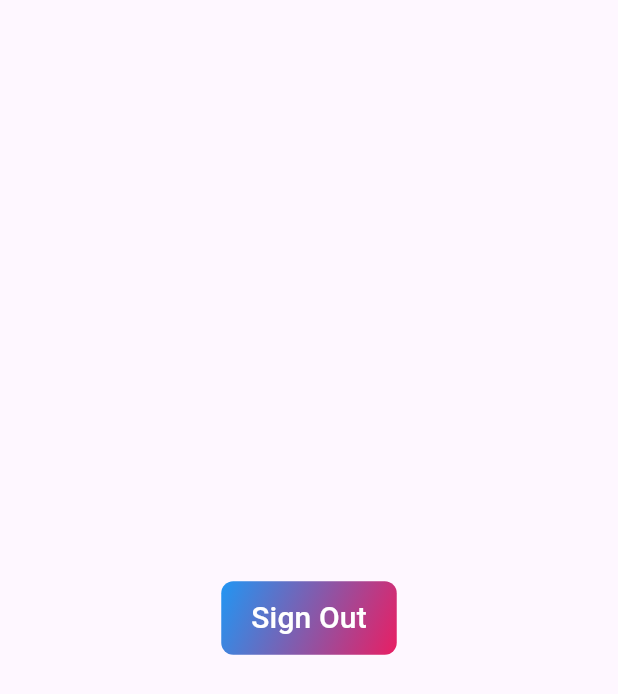
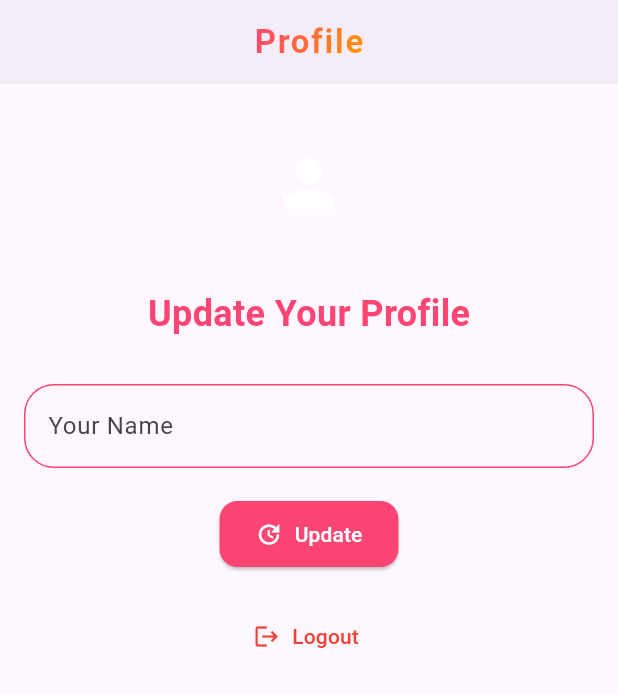
Before and after one commit to ashishexee/women-safety-application, a Flutter app: the ProfilePage screen opened directly, on a phone screen of 412 x 824 dp. Shown: the top 694 px of the screen. Run offline on Flutter 3.47's test engine with Material 3 defaults, Android fonts, the phone set to English and light mode, and no system bars; our stand-ins replace carousel_slider, cloud_firestore, firebase_auth, firebase_core, firebase_storage, flutter_contacts and 11 more; missing offline and left inert: background_sms, flutter_background_service, shake, telephony; accounts and stored records are empty; statements that could not run were skipped.

Commit message:
Profile page added

```diff
--- a/lib/child/bottom_pages.dart/profile_page.dart
+++ b/lib/child/bottom_pages.dart/profile_page.dart
@@ -1,37 +1,158 @@
+import 'package:cloud_firestore/cloud_firestore.dart';
 import 'package:firebase_auth/firebase_auth.dart';
 import 'package:flutter/material.dart';
-import 'package:woman_safety_app/constants/constants.dart';
+import 'package:woman_safety_app/components/custom_textfield.dart';
+import 'package:woman_safety_app/constants/constants.dart' as constants;
 import 'package:woman_safety_app/login_page.dart';
 
-class ProfilePage extends StatelessWidget {
+class ProfilePage extends StatefulWidget {
   const ProfilePage({super.key});
+
+  @override
+  State<ProfilePage> createState() => _ProfilePageState();
+}
+
+class _ProfilePageState extends State<ProfilePage> {
+  final TextEditingController _controller = TextEditingController();
+  String? id;
+
+  getname() async {
+    await FirebaseFirestore.instance
+        .collection('users')
+        .where('id', isEqualTo: FirebaseAuth.instance.currentUser!.uid)
+        .get()
+        .then((value) {
+          _controller.text = value.docs.first['name'];
+          id = value.docs.first['id'];
+        });
+  }
+
+  @override
+  void initState() {
+    getname();
+    super.initState();
+  }
 
   @override
   Widget build(BuildContext context) {
     return Scaffold(
-      body: Center(
-        child: TextButton(
-          onPressed: () async {
-            try {
-              await FirebaseAuth.instance.signOut();
-              gotopushandremove(context, LoginPage());
-            } catch (e) {
-              showFlutterToast('Could not sign out');
-            }
-          },
-          child: Container(
-            decoration: BoxDecoration(
-              gradient: LinearGradient(
-                colors: [Colors.blue, Colors.pink],
+      appBar: AppBar(
+        elevation: 2,
+        centerTitle: true,
+        backgroundColor: Colors.transparent,
+        title: ShaderMask(
+          shaderCallback:
+              (bounds) => LinearGradient(
+                colors: [themecolor, Colors.orange],
                 begin: Alignment.topLeft,
                 end: Alignment.bottomRight,
+              ).createShader(bounds),
+          blendMode: BlendMode.srcIn,
+          child: const Text(
+            'Profile',
+            style: TextStyle(
+              fontWeight: FontWeight.bold,
+              fontSize: 22,
+              letterSpacing: 1.1,
+            ),
+          ),
+        ),
+      ),
+      body: SafeArea(
+        child: SingleChildScrollView(
+          physics: BouncingScrollPhysics(),
+          child: Padding(
+            padding: const EdgeInsets.all(16.0),
+            child: Center(
+              child: Form(
+                child: Column(
+                  mainAxisAlignment: MainAxisAlignment.center,
+                  children: [
+                    Container(
+                      width: 100,
+                      height: 100,
+                      decoration: BoxDecoration(
+                        shape: BoxShape.circle,
+                        gradient: constants.themecolor2,
+                      ),
+                      child: const Icon(
+                        Icons.person,
+                        size: 50,
+                        color: Colors.white,
+                      ),
+                    ),
+                    const SizedBox(height: 20),
+                    Text(
+                      'Update Your Profile',
+                      style: TextStyle(
+                        color: constants.themecolor,
+                        fontSize: 24,
+                        fontWeight: FontWeight.bold,
+                      ),
+                    ),
+                    const SizedBox(height: 30),
+                    CustomTextfield(
+                      controller: _controller,
+                      hinttext: 'Your Name',
+                      ispassword: false,
+                      validate: (v) {
+                        if (v!.isEmpty) {
+                          constants.showFlutterToast('Please enter a name');
+                        }
+                        return null;
+                      },
+                    ),
+                    const SizedBox(height: 20),
+                    ElevatedButton.icon(
+                      onPressed: () async {
+                        constants.showFlutterToast(
+                          'Changing name, please wait...',
+                        );
+                        Future.delayed(const Duration(seconds: 2), () async {
+                          await FirebaseFirestore.instance
+                              .collection('users')
+                              .doc(id)
+                              .update({'name': _controller.text})
+                              .then((value) {
+                                constants.showFlutterToast(
+                                  'Name successfully changed',
+                                );
+                              });
+                        });
+                      },
+                      icon: const Icon(Icons.update, color: Colors.white),
+                      label: const Text(
+                        'Update',
+                        style: TextStyle(color: Colors.white),
+                      ),
+                      style: ElevatedButton.styleFrom(
+                        backgroundColor: constants.themecolor,
+                        padding: const EdgeInsets.symmetric(
+                          horizontal: 24,
+                          vertical: 12,
+                        ),
+                        shape: RoundedRectangleBorder(
+                          borderRadius: BorderRadius.circular(12),
+                        ),
+                      ),
+                    ),
+                    const SizedBox(height: 20),
+                    TextButton.icon(
+                      onPressed: () async {
+                        // Add logout functionality here
+                        await FirebaseAuth.instance.signOut();
+                        constants.gotopushandremove(context, LoginPage());
+                        constants.showFlutterToast('Successfully logged out');
+                      },
+                      icon: const Icon(Icons.logout, color: Colors.red),
+                      label: const Text(
+                        'Logout',
+                        style: TextStyle(color: Colors.red),
+                      ),
+                    ),
+                  ],
+                ),
               ),
-              borderRadius: BorderRadius.circular(8),
-            ),
-            padding: EdgeInsets.symmetric(vertical: 10, horizontal: 20),
-            child: Text(
-              'Sign Out',
-              style: TextStyle(fontSize: 20, color: Colors.white),
             ),
           ),
         ),
```
